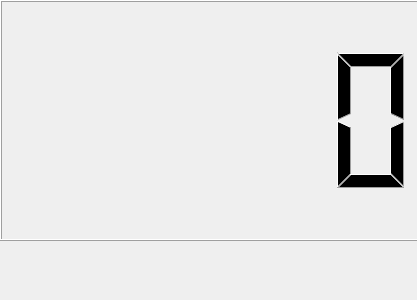
Qt form MainDialog.ui (tsunekinaoto/Ramentimer) before a commit.
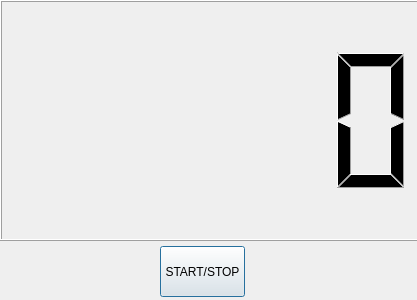
The same form after that commit.

Commit message: Make start/stop Button

Diff of the .ui file:
```diff
--- a/MainDialog.ui
+++ b/MainDialog.ui
@@ -23,6 +23,19 @@
     </rect>
    </property>
   </widget>
+  <widget class="QPushButton" name="pushButton">
+   <property name="geometry">
+    <rect>
+     <x>160</x>
+     <y>246</y>
+     <width>85</width>
+     <height>51</height>
+    </rect>
+   </property>
+   <property name="text">
+    <string>START/STOP</string>
+   </property>
+  </widget>
  </widget>
  <resources/>
  <connections/>
```
